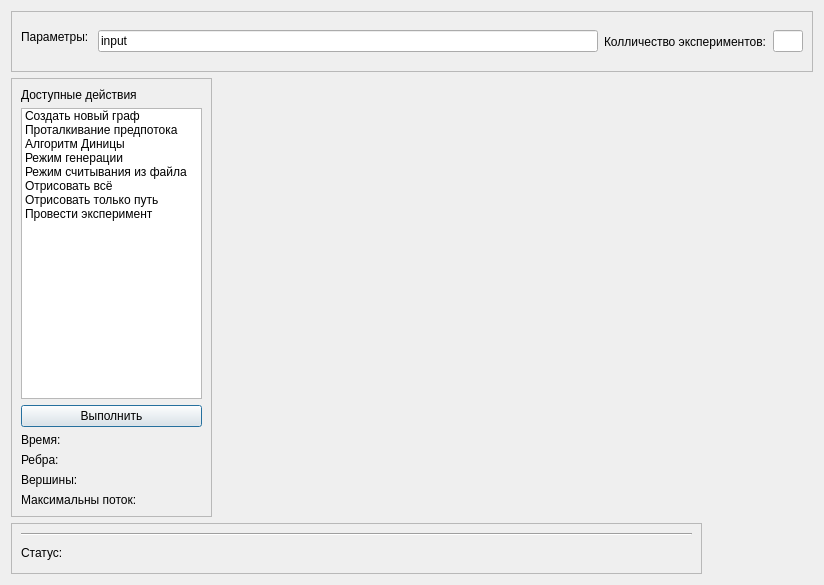
First picture: the form in ui/design.ui, repository Tevronis/graph_maxflow, before the edit.
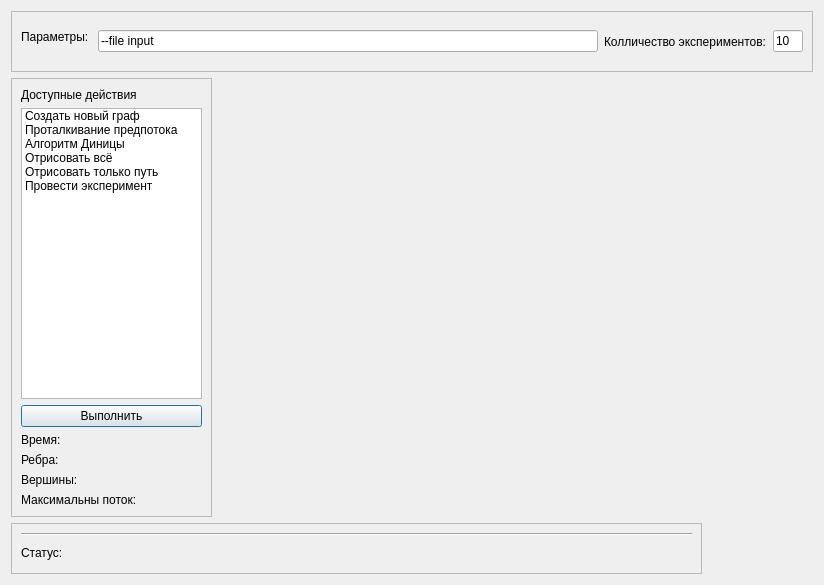
Second picture: the form after the edit.

Patch:
```diff
--- a/ui/design.ui
+++ b/ui/design.ui
@@ -61,16 +61,6 @@
             <string>Алгоритм Диницы</string>
            </property>
           </item>
-          <item>
-           <property name="text">
-            <string>Режим генерации</string>
-           </property>
-          </item>
-          <item>
-           <property name="text">
-            <string>Режим считывания из файла</string>
-           </property>
-          </item>
           <item>
            <property name="text">
             <string>Отрисовать всё</string>
@@ -197,6 +187,9 @@
             <height>16777215</height>
            </size>
           </property>
+          <property name="text">
+           <string>10</string>
+          </property>
          </widget>
         </item>
        </layout>
@@ -210,7 +203,7 @@
          </size>
         </property>
         <property name="text">
-         <string>input</string>
+         <string>--file input</string>
         </property>
        </widget>
       </item>
```
